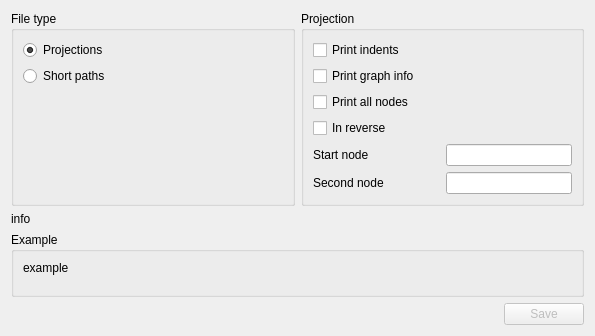
Old version of the form gui/SaveProjectionForm.ui in the repository Savelyev-Aleksey/Compact-graph.
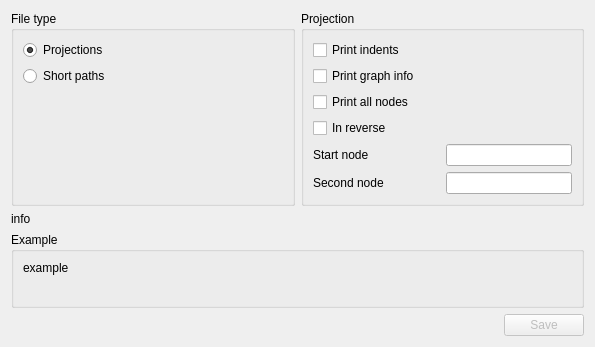
New version of the form.

The edit to the form file:
```diff
--- a/gui/SaveProjectionForm.ui
+++ b/gui/SaveProjectionForm.ui
@@ -7,7 +7,7 @@
     <x>0</x>
     <y>0</y>
     <width>595</width>
-    <height>336</height>
+    <height>347</height>
    </rect>
   </property>
   <property name="windowTitle">
```
Left out of the diff: 3 changed lines with no effect on the pictures.
